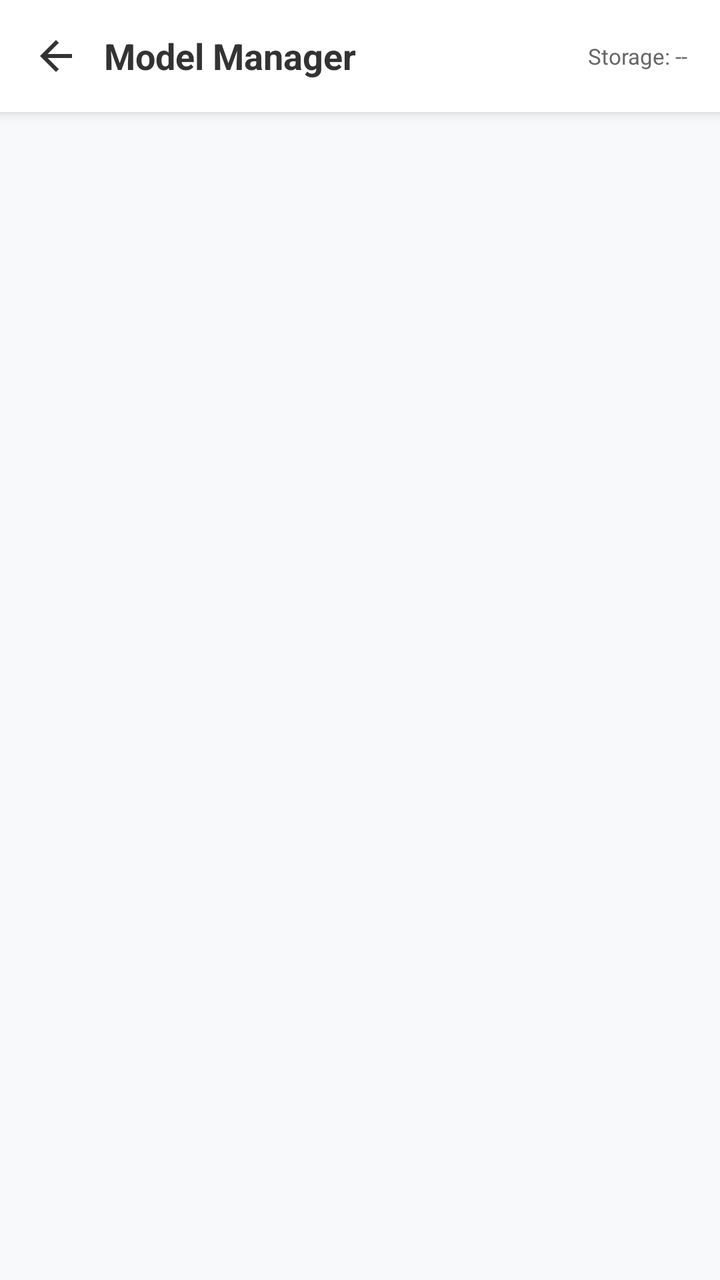
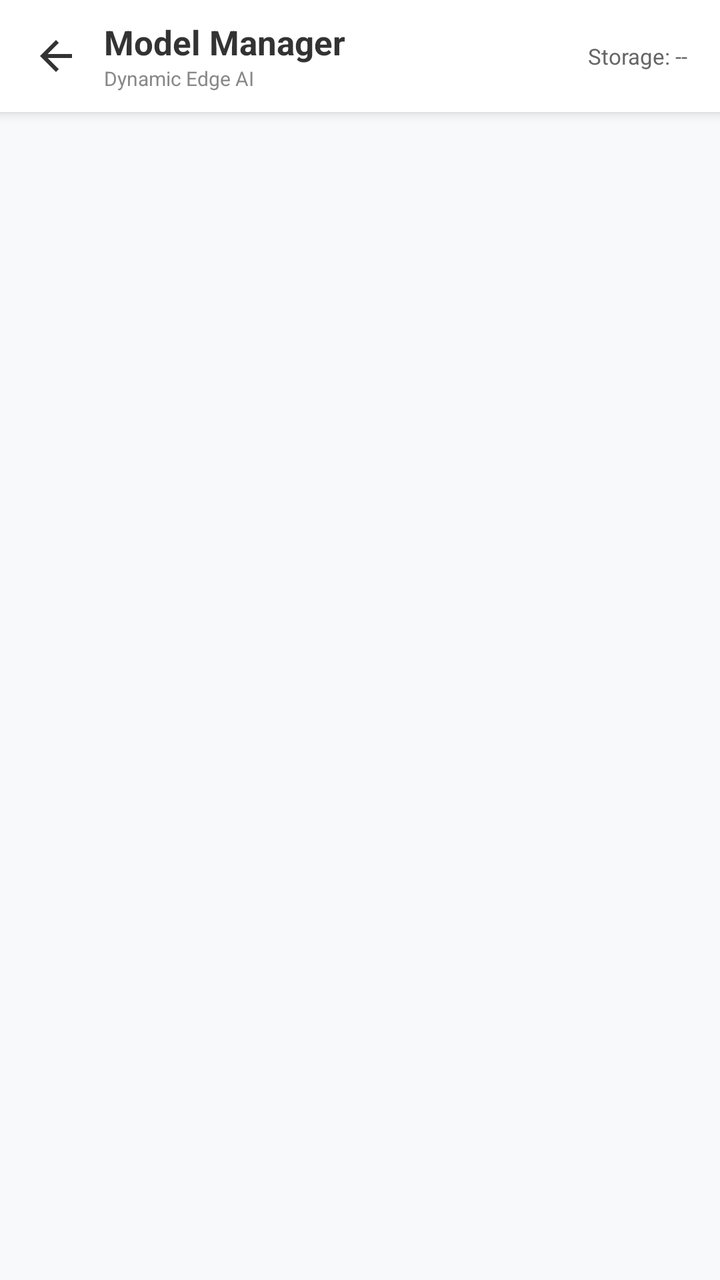

The first picture is an Android layout as it rendered before a commit; the second is the same layout after the commit. The layout source and the unified diff follow.
<!-- AndroidManifest.xml: application theme Theme.DynamicEdgeAI -->
<!-- res/layout/activity_model_manager.xml -->
<?xml version="1.0" encoding="utf-8"?>
<LinearLayout xmlns:android="http://schemas.android.com/apk/res/android"
    xmlns:app="http://schemas.android.com/apk/res-auto"
    android:layout_width="match_parent"
    android:layout_height="match_parent"
    android:orientation="vertical"
    android:background="#F8F9FA"
    android:fitsSystemWindows="true">

    
    <RelativeLayout
        android:layout_width="match_parent"
        android:layout_height="56dp"
        android:background="@color/white"
        android:elevation="4dp"
        android:paddingStart="4dp"
        android:paddingEnd="16dp">

        <ImageButton
            android:id="@+id/btnBack"
            android:layout_width="48dp"
            android:layout_height="48dp"
            android:layout_centerVertical="true"
            android:background="?attr/selectableItemBackgroundBorderless"
            android:src="@drawable/ic_arrow_back"
            app:tint="#333333"
            android:contentDescription="Back" />

        <TextView
            android:layout_width="wrap_content"
            android:layout_height="wrap_content"
            android:layout_centerVertical="true"
            android:layout_toEndOf="@id/btnBack"
            android:text="Model Manager"
            android:textSize="18sp"
            android:textStyle="bold"
            android:textColor="#333333" />

        <TextView
            android:id="@+id/txtStorageInfo"
            android:layout_width="wrap_content"
            android:layout_height="wrap_content"
            android:layout_alignParentEnd="true"
            android:layout_centerVertical="true"
            android:text="Storage: --"
            android:textSize="11sp"
            android:textColor="#666666" />
    </RelativeLayout>

    
    <ScrollView
        android:layout_width="match_parent"
        android:layout_height="match_parent"
        android:fillViewport="true">

        <LinearLayout
            android:id="@+id/modelListContainer"
            android:layout_width="match_parent"
            android:layout_height="wrap_content"
            android:orientation="vertical"
            android:padding="16dp" />
    </ScrollView>
</LinearLayout>
<!-- resources referenced by this layout -->
<resources>
  <color name="white">#FFFFFFFF</color>
  <!-- drawable ic_arrow_back (drawable) -->
  <?xml version="1.0" encoding="utf-8"?>
  <vector xmlns:android="http://schemas.android.com/apk/res/android"
      android:width="24dp"
      android:height="24dp"
      android:viewportWidth="24"
      android:viewportHeight="24">
      <path
          android:fillColor="#333333"
          android:pathData="M20,11H7.83l5.59,-5.59L12,4l-8,8 8,8 1.41,-1.41L7.83,13H20v-2z"/>
  </vector>
  <style name="Theme.DynamicEdgeAI" parent="Theme.Material3.DayNight.NoActionBar">
          <item name="colorPrimary">@color/btn_blue</item>
          <item name="colorOnPrimary">@color/white</item>
          <item name="colorSecondary">@color/accent_blue</item>
          <item name="colorOnSecondary">@color/white</item>
          <item name="android:statusBarColor">@color/white</item>
          <item name="android:windowLightStatusBar">true</item>
  
          <item name="android:windowTranslucentStatus">false</item>
          <item name="android:windowTranslucentNavigation">false</item>
      </style>
  <color name="btn_blue">#3B78D8</color>
  <color name="accent_blue">#1E88E5</color>
</resources>

<!-- the commit's change to res/layout/activity_model_manager.xml (unified diff, before → after) -->
@@ -26,15 +26,29 @@
             app:tint="#333333"
             android:contentDescription="Back" />
 
-        <TextView
+        <LinearLayout
             android:layout_width="wrap_content"
             android:layout_height="wrap_content"
             android:layout_centerVertical="true"
             android:layout_toEndOf="@id/btnBack"
-            android:text="Model Manager"
-            android:textSize="18sp"
-            android:textStyle="bold"
-            android:textColor="#333333" />
+            android:orientation="vertical">
+
+            <TextView
+                android:layout_width="wrap_content"
+                android:layout_height="wrap_content"
+                android:text="Model Manager"
+                android:textSize="17sp"
+                android:textStyle="bold"
+                android:textColor="#333333" />
+
+            <TextView
+                android:id="@+id/txtAppVersionModelManager"
+                android:layout_width="wrap_content"
+                android:layout_height="wrap_content"
+                android:text="Dynamic Edge AI"
+                android:textSize="10sp"
+                android:textColor="#888888" />
+        </LinearLayout>
 
         <TextView
             android:id="@+id/txtStorageInfo"
@@ -60,4 +74,5 @@
             android:orientation="vertical"
             android:padding="16dp" />
     </ScrollView>
+
 </LinearLayout>
